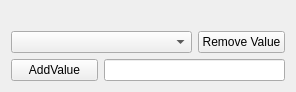
This is Graphic_Interface/UI Files/EditCategoryWidgetUI.ui in ECMora/SoundLab as Qt 5 draws it before an edit. The edited form follows.
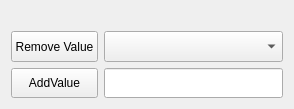
This is the edited form. Icons and pictures are not drawn.

```diff
--- a/Graphic_Interface/UI Files/EditCategoryWidgetUI.ui
+++ b/Graphic_Interface/UI Files/EditCategoryWidgetUI.ui
@@ -6,15 +6,31 @@
    <rect>
     <x>0</x>
     <y>0</y>
-    <width>296</width>
-    <height>91</height>
+    <width>294</width>
+    <height>109</height>
    </rect>
   </property>
+  <property name="sizePolicy">
+   <sizepolicy hsizetype="Fixed" vsizetype="Fixed">
+    <horstretch>0</horstretch>
+    <verstretch>0</verstretch>
+   </sizepolicy>
+  </property>
   <property name="windowTitle">
    <string>Form</string>
   </property>
   <layout class="QGridLayout" name="gridLayout">
-   <item row="1" column="0" colspan="2">
+   <item row="4" column="3" colspan="2">
+    <widget class="QLineEdit" name="lineEditCategoryValue">
+     <property name="sizePolicy">
+      <sizepolicy hsizetype="Expanding" vsizetype="Expanding">
+       <horstretch>0</horstretch>
+       <verstretch>0</verstretch>
+      </sizepolicy>
+     </property>
+    </widget>
+   </item>
+   <item row="2" column="3" colspan="2">
     <widget class="QComboBox" name="comboCategories">
      <property name="sizePolicy">
       <sizepolicy hsizetype="Preferred" vsizetype="Expanding">
@@ -24,7 +40,7 @@
      </property>
     </widget>
    </item>
-   <item row="3" column="0">
+   <item row="4" column="2">
     <widget class="QPushButton" name="bttnAddValue">
      <property name="sizePolicy">
       <sizepolicy hsizetype="Minimum" vsizetype="Expanding">
@@ -41,23 +57,13 @@
      </property>
      <property name="iconSize">
       <size>
-       <width>20</width>
-       <height>20</height>
+       <width>25</width>
+       <height>25</height>
       </size>
      </property>
     </widget>
    </item>
-   <item row="3" column="1" colspan="2">
-    <widget class="QLineEdit" name="lineEditCategoryValue">
-     <property name="sizePolicy">
-      <sizepolicy hsizetype="Expanding" vsizetype="Expanding">
-       <horstretch>0</horstretch>
-       <verstretch>0</verstretch>
-      </sizepolicy>
-     </property>
-    </widget>
-   </item>
-   <item row="1" column="2">
+   <item row="2" column="2">
     <widget class="QPushButton" name="bttnRemoveSelected">
      <property name="sizePolicy">
       <sizepolicy hsizetype="Minimum" vsizetype="Expanding">
@@ -74,13 +80,13 @@
      </property>
      <property name="iconSize">
       <size>
-       <width>20</width>
-       <height>20</height>
+       <width>25</width>
+       <height>25</height>
       </size>
      </property>
     </widget>
    </item>
-   <item row="0" column="0" colspan="2">
+   <item row="1" column="2" colspan="2">
     <widget class="QLabel" name="labelCategoryName">
      <property name="text">
       <string/>
```
